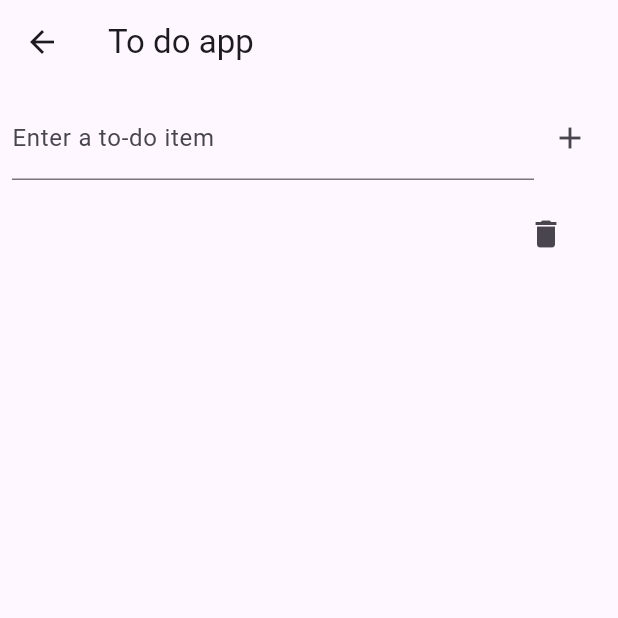
After one commit to abrsh6266/practicing, a Flutter app: the TodoListApp screen opened directly, after a tap on the "add" icon, on a phone screen of 412 x 824 dp, the top half of it. The commit adds this screen. Run offline on Flutter 3.47's test engine with Material 3 defaults, Android fonts, the phone set to English and light mode, and no system bars.

Commit message:
some updates

```diff
--- /dev/null
+++ b/lib/todo_list.dart
@@ -0,0 +1,74 @@
+import 'package:flutter/material.dart';
+
+class TodoListApp extends StatefulWidget {
+  const TodoListApp({super.key});
+
+  @override
+  _ToDoListAppState createState() => _ToDoListAppState();
+}
+
+class _ToDoListAppState extends State<TodoListApp> {
+  final List<String> _toDoItems = [];
+  final TextEditingController _textEditingController = TextEditingController();
+
+  void _addToDoItem() {
+    if (_textEditingController.text.isEmpty) {
+      setState(() {
+        _toDoItems.add(_textEditingController.text);
+      });
+      _textEditingController.clear();
+    }
+  }
+
+  void _removeToDoItem(int index) {
+    setState(() {
+      _toDoItems.removeAt(index);
+    });
+  }
+
+  @override
+  Widget build(BuildContext context) {
+    return Scaffold(
+      appBar: AppBar(
+        title: const Text('To do app'),
+      ),
+      body: Column(
+        children: <Widget>[
+          Padding(
+            padding: const EdgeInsets.all(8.0),
+            child: Row(
+              children: <Widget>[
+                Expanded(
+                  child: TextField(
+                    controller: _textEditingController,
+                    decoration: const InputDecoration(
+                      labelText: 'Enter a to-do item',
+                    ),
+                  ),
+                ),
+                IconButton(
+                  icon: const Icon(Icons.add),
+                  onPressed: _addToDoItem,
+                ),
+              ],
+            ),
+          ),
+          Expanded(
+            child: ListView.builder(
+              itemCount: _toDoItems.length,
+              itemBuilder: (context, index) {
+                return ListTile(
+                  title: Text(_toDoItems[index]),
+                  trailing: IconButton(
+                    icon: const Icon(Icons.delete),
+                    onPressed: () => _removeToDoItem(index),
+                  ),
+                );
+              },
+            ),
+          ),
+        ],
+      ),
+    );
+  }
+}
```
Also changed, not shown: lib/MenuListTileWidget.dart (+19 -0 lines), lib/counter.dart (added, +40 -0 lines), lib/left_drawer.dart (+1 -6 lines), lib/login.dart (added, +147 -0 lines).
